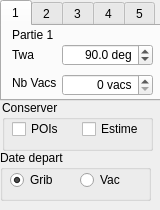
The window that src/Ui/twaline.ui (nohal/qtVlm) describes before a commit, drawn with Qt 5.
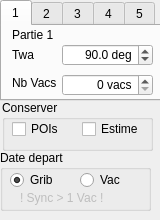
The same window after the commit. The open tabs and pages were chosen to show the change.

Commit message: Warning in twaLine dialog if LUp > 1 vac. Forces redraw if startVac/startGrib changed

```diff
--- a/src/Ui/twaline.ui
+++ b/src/Ui/twaline.ui
@@ -7,7 +7,7 @@
     <x>0</x>
     <y>0</y>
     <width>160</width>
-    <height>210</height>
+    <height>220</height>
    </rect>
   </property>
   <property name="minimumSize">
@@ -19,7 +19,7 @@
   <property name="maximumSize">
    <size>
     <width>160</width>
-    <height>210</height>
+    <height>220</height>
    </size>
   </property>
   <property name="baseSize">
@@ -589,7 +589,7 @@
      <x>0</x>
      <y>150</y>
      <width>151</width>
-     <height>51</height>
+     <height>61</height>
     </rect>
    </property>
    <property name="title">
@@ -630,6 +630,25 @@
      <string>Vac</string>
     </property>
    </widget>
+   <widget class="QLabel" name="SyncWarn">
+    <property name="enabled">
+     <bool>false</bool>
+    </property>
+    <property name="geometry">
+     <rect>
+      <x>20</x>
+      <y>40</y>
+      <width>91</width>
+      <height>16</height>
+     </rect>
+    </property>
+    <property name="toolTip">
+     <string>Pas de sync Vlm depuis plus d'une vac</string>
+    </property>
+    <property name="text">
+     <string>! Sync &gt; 1 Vac !</string>
+    </property>
+   </widget>
   </widget>
  </widget>
  <tabstops>
```
Left out of the diff: 2 changed lines with no effect on the pictures. The commit also changes 2 other files.
